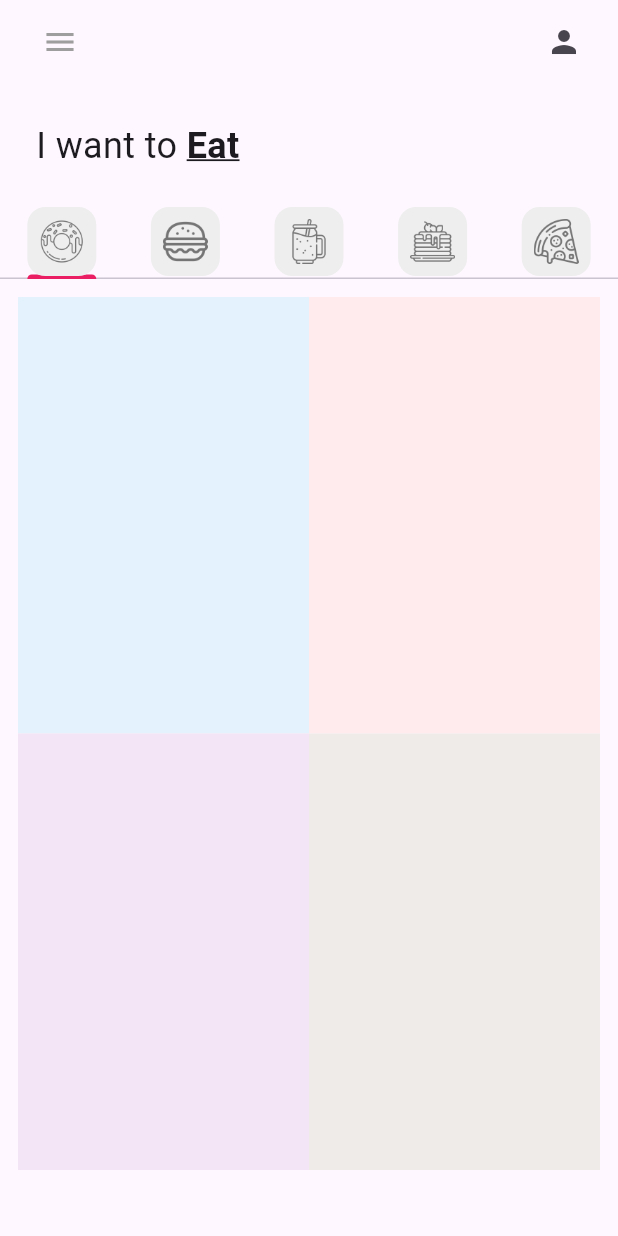
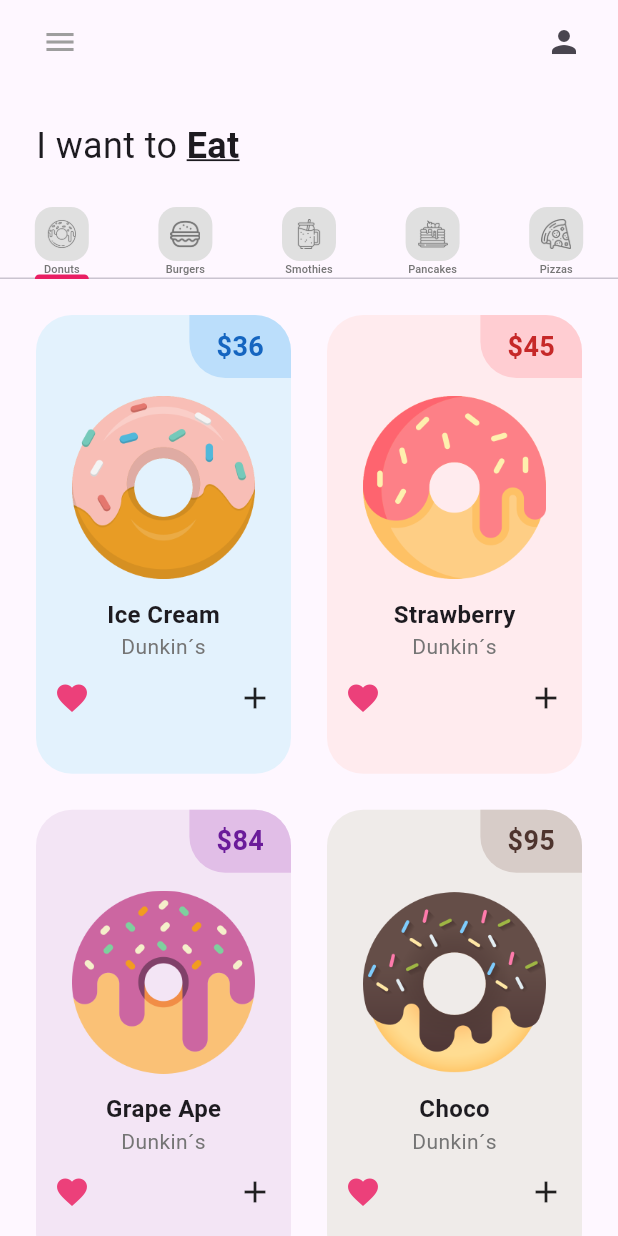
Before and after one commit to Danielbbesito/p1_donut_app_jose_chale-main, a Flutter app: the screen it shows after launch, on a phone screen of 412 x 824 dp. Run offline on Flutter 3.47's test engine with Material 3 defaults, Android fonts, the phone set to English and light mode, and no system bars.

Commit message:
Items added

```diff
--- a/lib/main.dart
+++ b/lib/main.dart
@@ -11,6 +11,7 @@
   @override
   Widget build(BuildContext context) {
     return MaterialApp(
+      debugShowCheckedModeBanner: false,
       home: const HomePage(),
       theme: ThemeData(
         tabBarTheme: const TabBarTheme(indicatorColor: Colors.pink),
--- a/lib/pages/home_page.dart
+++ b/lib/pages/home_page.dart
@@ -19,18 +19,23 @@
   List<Widget> myTabs = [
     const MyTab(
       iconPath:"lib/icons/donut.png" ,
+      label: "Donuts",
       ),
     const MyTab(
       iconPath:"lib/icons/burger.png" ,
+      label: "Burgers",
       ),
     const MyTab(
       iconPath:"lib/icons/smoothie.png" ,
+      label: "Smothies",
       ),
     const MyTab(
       iconPath:"lib/icons/pancakes.png" ,
+      label: "Pancakes",
       ),
     const MyTab(
       iconPath:"lib/icons/pizza.png" ,
+      label: "Pizzas",
       ),
   ];
   @override
@@ -41,14 +46,14 @@
         appBar: AppBar(
           backgroundColor: Colors.transparent,
           leading: const Padding(
-            padding: const EdgeInsets.only(left: 24.0),
+            padding:  EdgeInsets.only(left: 24.0),
             child: Icon(
               Icons.menu,
               color: Colors.grey,
             ),
           ),
           actions: const [Padding(
-            padding: const EdgeInsets.only(right: 24.0),
+            padding:  EdgeInsets.only(right: 24.0),
             child: Icon(Icons.person),
           )],
         ),
--- a/lib/tab/donut_tab.dart
+++ b/lib/tab/donut_tab.dart
@@ -5,6 +5,10 @@
   // list of donuts
   final List donutsOnSale = const [
     // [ donutFlavor, donutPrice, donutColor, imageName ]
+    ["Ice Cream", "36", Colors.blue, "lib/images/icecream_donut.png"],
+    ["Strawberry", "45", Colors.red, "lib/images/strawberry_donut.png"],
+    ["Grape Ape", "84", Colors.purple, "lib/images/grape_donut.png"],
+    ["Choco", "95", Colors.brown, "lib/images/chocolate_donut.png"],
     ["Ice Cream", "36", Colors.blue, "lib/images/icecream_donut.png"],
     ["Strawberry", "45", Colors.red, "lib/images/strawberry_donut.png"],
     ["Grape Ape", "84", Colors.purple, "lib/images/grape_donut.png"],
@@ -19,7 +23,7 @@
       itemCount: donutsOnSale.length ,
       padding: const EdgeInsets.all(12) ,
       gridDelegate: const SliverGridDelegateWithFixedCrossAxisCount(
-        crossAxisCount: 2, childAspectRatio: 1/1.5),
+        crossAxisCount: 2, childAspectRatio: 1/1.7),
       itemBuilder: (context, index){
         return DonutTile(
           donutFlavor: donutsOnSale[index][0],
@@ -27,6 +31,7 @@
           donutColor: donutsOnSale[index][2],
           imageName: donutsOnSale[index][3],
 
+
         );
       });
   }
--- a/lib/utils/donut_tile.dart
+++ b/lib/utils/donut_tile.dart
@@ -15,7 +15,52 @@
 
   @override
   Widget build(BuildContext context) {
-    return Container(decoration: BoxDecoration(color: donutColor[50]),
+    return Padding(
+      padding: const EdgeInsets.all(12.0),
+      child: Container(
+        decoration: BoxDecoration(color: donutColor[50], borderRadius: BorderRadius.circular(24)),
+      child: Column(
+        children: [
+          Row(
+            mainAxisAlignment: MainAxisAlignment.end,
+            children: [
+          Container(
+            decoration: BoxDecoration(
+              color: donutColor[100],
+              borderRadius: const BorderRadius.only(
+                topRight: Radius.circular(24),
+                bottomLeft: Radius.circular(24)) ),
+            padding: const EdgeInsets.symmetric(vertical: 8, horizontal: 18),
+            child: Text("\$$donutPrice",
+            style: TextStyle(fontSize: 18,
+            fontWeight: FontWeight.bold,
+            color: donutColor[800]
+            ),),
+            )],
+            ),
+            Padding(
+              padding: const EdgeInsets.symmetric(horizontal: 24, vertical: 12),
+            child: Image.asset(imageName),
+            ),
+            Text(donutFlavor,
+              style:
+                const TextStyle(fontSize: 16,
+                fontWeight: FontWeight.bold),),
+            Text("Dunkin´s",
+            style: TextStyle(color: Colors.grey[600]),),
+
+            Padding(
+              padding: const EdgeInsets.all(12.0),
+              child: Row(
+                mainAxisAlignment: MainAxisAlignment.spaceBetween,
+                children: [
+                Icon(Icons.favorite, color: Colors.pink[400]),
+                Icon(Icons.add, color: Colors.grey[00])
+              ],),
+            )
+            ],
+            ),
+      ),
     );
   }
 }
--- a/lib/utils/my_tab.dart
+++ b/lib/utils/my_tab.dart
@@ -2,23 +2,39 @@
 
 class MyTab extends StatelessWidget {
   final String iconPath;
-  const MyTab({super.key, required this.iconPath});
+  final String label;
+
+  const MyTab({super.key, required this.iconPath,required this.label });
 
   @override
   Widget build(BuildContext context) {
     return Tab(
-      child: Container(
-        padding: const EdgeInsets.all(8),
-        decoration: BoxDecoration(
-          color: Colors.grey[200],
+      child: Column(
+        mainAxisAlignment: MainAxisAlignment.center,
+        children: [
+          Container(
+          padding: const EdgeInsets.all(8),
+          decoration: BoxDecoration(
+          color: Colors.grey[300],
           borderRadius: BorderRadius.circular(12),
         ),
-
         child: Image.asset(
           iconPath,
           color: Colors.grey[600],
-          ),
+          height: 20,
+        ),
       ),
-    );
+      const SizedBox(height: 0,),
+      Text(
+        label,
+        style: TextStyle(
+          color: Colors.grey[600],
+          fontSize: 7.3,
+          fontWeight: FontWeight.w500,
+        ),
+      ),
+    ],
+  ),
+  );
   }
 }
```
